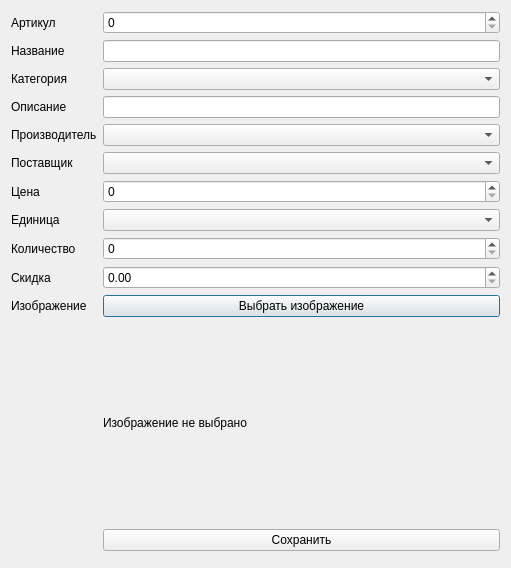
Qt form ui/ItemDialog.ui (Leevandr/demo_final) before a commit.
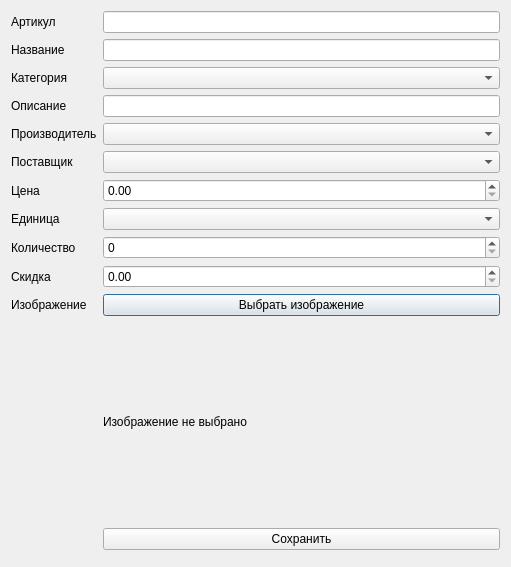
The same form after that commit.

The edit to the form file:
```diff
--- a/ui/ItemDialog.ui
+++ b/ui/ItemDialog.ui
@@ -7,7 +7,7 @@
     <x>0</x>
     <y>0</y>
     <width>511</width>
-    <height>520</height>
+    <height>560</height>
    </rect>
   </property>
   <property name="windowTitle">
@@ -83,9 +83,12 @@
         </widget>
        </item>
        <item row="6" column="1">
-        <widget class="QSpinBox" name="priceSpinBox">
+        <widget class="QDoubleSpinBox" name="priceSpinBox">
+         <property name="decimals">
+          <number>2</number>
+         </property>
          <property name="maximum">
-          <number>990000</number>
+          <double>990000.000000000000000</double>
          </property>
         </widget>
        </item>
@@ -170,11 +173,7 @@
         </widget>
        </item>
        <item row="0" column="1">
-        <widget class="QSpinBox" name="spinBox">
-         <property name="maximum">
-          <number>9900000</number>
-         </property>
-        </widget>
+        <widget class="QLineEdit" name="articleLineEdit"/>
        </item>
        <item row="8" column="1">
         <widget class="QSpinBox" name="spinBox_quantity">
```
